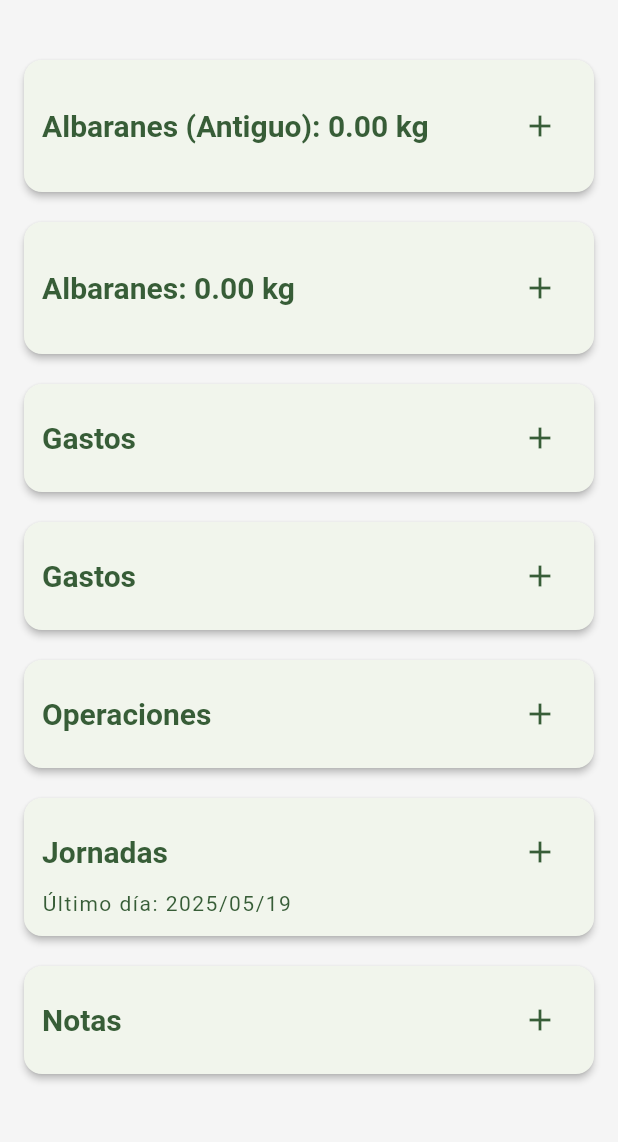
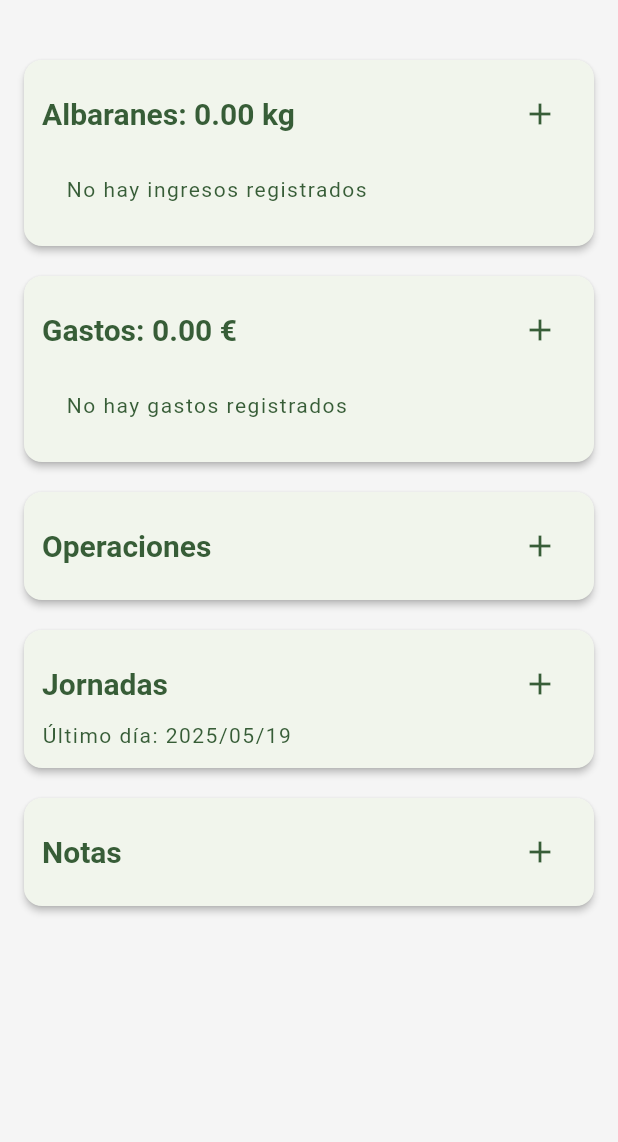
Before and after one commit to DBUES0/Agri_APP, a Flutter app: the DashboardPage screen opened directly with empty values, on a phone screen of 412 x 824 dp, the part 63-1205 px from its top. Run offline on Flutter 3.47's test engine with Material 3 defaults, Android fonts, the light colour scheme and no system bars; our stand-ins replace file_picker, google_fonts, image_picker, open_filex, shared_preferences, sqflite; accounts and stored records are empty; network calls fail.

Commit message:
Modulo Gastos implementado. Falta testear la subida de archivos que creo que no funciona OK.

```diff
--- a/lib/pages/page_carga.dart
+++ b/lib/pages/page_carga.dart
@@ -357,7 +357,7 @@ Future<void> _iniciarApp() async {
     // ALBARANES
     setState(() => _mensajeStatus = "Recuperando albaranes...");
     try {
-      albaranes = (await _apiService.fetchParticular('albaranes'))
+      albaranes = (await _apiService.fetchParticular('albaranesv2'))
           .map((json) => Albaran.fromJson(json)).toList();
       await DBService.instance.saveToCache('albaranes', albaranes.map((e) => e.toJson()).toList());
     } catch (e) {
--- a/lib/pages/page_dashboard.dart
+++ b/lib/pages/page_dashboard.dart
@@ -227,7 +227,7 @@ Future<void> _intentarSincroManual() async {
 
   /// Pide al servidor la lista actualizada de albaranes.
   Future<void> _refreshAlbaranes() async {
-          _albaranes = (await _apiService.fetchParticular('albaranes'))
+          _albaranes = (await _apiService.fetchParticular('albaranesv2'))
           .map((json) => Albaran.fromJson(json)).toList();
      mensajeEmergente(context, 'Albaranes Actualizados', segundos: 1);
 
@@ -415,6 +415,24 @@ Future<void> _intentarSincroManual() async {
 
 @override
   Widget build(BuildContext context) {
+    // 1. Aplanamos todo
+    final todosLosMovimientos = _aplanarMovimientos();
+
+    // 2. SEPARAMOS POR TIPO DE DOCUMENTO
+    final ingresos = todosLosMovimientos
+        .where((m) => m.albaranPadre.ktipoalbaran == "b42f149b-6744-11f0-ac9b-e2b6c6b4d8df")
+        .toList();
+
+    final gastos = todosLosMovimientos
+        .where((m) => m.albaranPadre.ktipoalbaran == "c4755f6d-6744-11f0-ac9b-e2b6c6b4d8df")
+        .toList();
+
+    // 3. CALCULAMOS TOTALES (Kilos para ingresos, Euros para gastos)
+    final totalKgIngresos = ingresos.fold<double>(0, (sum, item) => sum + item.kg);
+
+    // El gasto total es la suma de (cantidad * precio) de cada línea
+    final totalEurosGastos = gastos.fold<double>(0, (sum, item) => sum + (item.kg * (item.detalleOriginal.precio ?? 0.0)));
+
     return Scaffold(
     appBar: AppBar(
       centerTitle: false,
@@ -463,29 +481,67 @@ Widget build(BuildContext context) {
         return ListView(
           padding: const EdgeInsets.all(16),
           children: [
-            _buildAlbaranesSection(), // Tarjeta 1 (Original)
-            _buildAlbaranes2Section(), // Tarjeta 2 (Zona de pruebas dinámica)
+            // _buildAlbaranesSection(), // Tarjeta 1 (Original)
+            // _buildAlbaranes2Section(), // Tarjeta 2 (Zona de pruebas dinámica)
+            // _buildSection(
+            //   'Gastos',
+            //   onAdd: () async {
+            //     final result = await Navigator.push(
+            //       context,
+            //       MaterialPageRoute(
+            //         builder: (context) => PageAlbaran(
+            //           almacenes: widget.almacen,
+            //           tiposPrecio: widget.tipodeprecio,
+            //           productos: widget.producto,
+            //           fincas: widget.fincas,
+            //           albaranesTotales: _albaranes,
+            //           // CLAVE: Inyectamos el UUID de Gasto de tu BD para que mute el formulario automáticamente
+            //           ktipoalbaran: "c4755f6d-6744-11f0-ac9b-e2b6c6b4d8df",
+            //         ),
+            //       ),
+            //     );
+            //     if (result == true) { _refreshAlbaranes(); }
+            //   }
+            // ),
+            // _buildSection('Gastos', onAdd: () {}),
             _buildSection(
-              'Gastos',
+              'Albaranes: ${totalKgIngresos.toStringAsFixed(2)} kg',
               onAdd: () async {
                 final result = await Navigator.push(
                   context,
-                  MaterialPageRoute(
-                    builder: (context) => PageAlbaran(
-                      almacenes: widget.almacen,
-                      tiposPrecio: widget.tipodeprecio,
-                      productos: widget.producto,
-                      fincas: widget.fincas,
-                      albaranesTotales: _albaranes,
-                      // CLAVE: Inyectamos el UUID de Gasto de tu BD para que mute el formulario automáticamente
-                      ktipoalbaran: "c4755f6d-6744-11f0-ac9b-e2b6c6b4d8df",
-                    ),
-                  ),
+                  MaterialPageRoute(builder: (context) => PageAlbaran(
+                    almacenes: widget.almacen, tiposPrecio: widget.tipodeprecio,
+                    productos: widget.producto, fincas: widget.fincas, albaranesTotales: _albaranes,
+                    ktipoalbaran: "b42f149b-6744-11f0-ac9b-e2b6c6b4d8df", // INGRESO
+                  )),
                 );
                 if (result == true) { _refreshAlbaranes(); }
-              }
+              },
+              child: ingresos.isEmpty
+                  ? const Padding(padding: EdgeInsets.all(16), child: Text('No hay ingresos registrados'))
+                  // Inyectamos el árbol dinámico de ingresos
+                  : _construirNivelDinamicamente(ingresos, widget.usuario.prefAgrupacion.split(','), 0),
             ),
-            _buildSection('Gastos', onAdd: () {}),
+
+            // --- SECCIÓN: GASTOS (EGRESOS) ---
+            _buildSection(
+              'Gastos: ${totalEurosGastos.toStringAsFixed(2)} €',
+              onAdd: () async {
+                final result = await Navigator.push(
+                  context,
+                  MaterialPageRoute(builder: (context) => PageAlbaran(
+                    almacenes: widget.almacen, tiposPrecio: widget.tipodeprecio,
+                    productos: widget.producto, fincas: widget.fincas, albaranesTotales: _albaranes,
+                    ktipoalbaran: "c4755f6d-6744-11f0-ac9b-e2b6c6b4d8df", // GASTO
+                  )),
+                );
+                if (result == true) { _refreshAlbaranes(); }
+              },
+              child: gastos.isEmpty
+                  ? const Padding(padding: EdgeInsets.all(16), child: Text('No hay gastos registrados'))
+                  // Inyectamos el árbol dinámico de GASTOS (usando su propia preferencia)
+                  : _construirNivelDinamicamente(gastos, widget.usuario.prefAgrupacionGastos.split(','), 0),
+            ),
             _buildSection('Operaciones', onAdd: () {}),
             _buildSection('Jornadas', onAdd: () {}, extra: const Text("Último día: 2025/05/19")),
             _buildSection('Notas', onAdd: () {}),
@@ -675,7 +731,7 @@ Widget build(BuildContext context) {
   }
 
   /// [buildSection] Crea una tarjeta estándar para Gastos, Operaciones, etc.
-  Widget _buildSection(String title, {required VoidCallback onAdd, Widget? extra}) {
+Widget _buildSection(String title, {required VoidCallback onAdd, Widget? extra, Widget? child}) {
     return Card(
       elevation: 2,
       margin: const EdgeInsets.symmetric(vertical: 10),
@@ -687,11 +743,12 @@ Widget build(BuildContext context) {
             Row(
               mainAxisAlignment: MainAxisAlignment.spaceBetween,
               children: [
-                Text(title, style:  Theme.of(context).textTheme.titleLarge),//const TextStyle(fontSize: 18, fontWeight: FontWeight.bold)),
-                IconButton(icon: const Icon(Icons.add),  color: AgriPalette.greenMain, onPressed: onAdd),
+                Text(title, style: Theme.of(context).textTheme.titleLarge),
+                IconButton(icon: const Icon(Icons.add), color: AgriPalette.greenMain, onPressed: onAdd),
               ],
             ),
-            if (extra != null) extra, // Si pasamos un widget extra (como la fecha de jornadas), se muestra aquí.
+            if (extra != null) extra, // Si pasamos un widget extra (como la fecha de jornadas).
+            if (child != null) child, // AQUÍ SE DIBUJARÁ EL ÁRBOL DINÁMICO.
           ],
         ),
       ),
@@ -1064,7 +1121,11 @@ Widget _buildAlbaranes2Section() {
             dense: true,
             leading: const Icon(Icons.arrow_right, color: AgriPalette.greyMain),
             title: Text(
-              'Línea ${m.detalleOriginal.linea}: ${m.nombreProducto} -> ${m.kg.toStringAsFixed(1)} kg',
+              // Mostramos el precio total de la línea si existe
+              'Línea ${m.detalleOriginal.linea}: ${m.nombreProducto} -> ' +
+              (m.albaranPadre.ktipoalbaran == "c4755f6d-6744-11f0-ac9b-e2b6c6b4d8df"
+                ? '${(m.kg * (m.detalleOriginal.precio ?? 0.0)).toStringAsFixed(2)} €'
+                : '${m.kg.toStringAsFixed(1)} kg'),
               style: Theme.of(context).textTheme.bodyMedium,
             ),
             subtitle: Text(
@@ -1130,25 +1191,50 @@ Widget _buildAlbaranes2Section() {
     return Column(
       children: agrupados.entries.map((entry) {
         final subLista = entry.value;
+
+        // 1. DETECTAMOS SI EL NODO ES DE GASTOS O INGRESOS
+        final bool esGasto = subLista.isNotEmpty && subLista.first.albaranPadre.ktipoalbaran == "c4755f6d-6744-11f0-ac9b-e2b6c6b4d8df";
+
+        // 2. CALCULAMOS AMBOS TOTALES
         final subTotalKg = subLista.fold<double>(0, (sum, m) => sum + m.kg);
+        final subTotalEuros = subLista.fold<double>(0, (sum, m) => sum + (m.kg * (m.detalleOriginal.precio ?? 0.0)));
 
-        String tituloFinal = '${etiquetasLegibles[entry.key]} ${subTotalKg.toStringAsFixed(0)} kg';
+        String tituloFinal = '';
 
-        // --- CORRECCIÓN QUIRÚRGICA DEL RENDIMIENTO M² ---
-        // Si el criterio que estamos pintando en este nivel es 'finca', calculamos el rendimiento real de TODO el nodo
+        // 3. LÓGICA CONDICIONAL DE PRESENTACIÓN
+        if (esGasto) {
+          // Presentación para Gastos: Solo Dinero (€)
+          tituloFinal = '${etiquetasLegibles[entry.key]}: ${subTotalEuros.toStringAsFixed(2)} €';
+
+          // Cálculo de coste por metro cuadrado (solo si la agrupación actual es por Finca)
           if (criterioActual == 'finca') {
             final fincaObj = widget.fincas.firstWhere(
               (f) => f.kfinca == entry.key,
               orElse: () => finca(kfinca: '', kfincapadre: '', nombreStr: '', descripcionStr: '', kagricultor: '', ubicacionStr: '', aream2Flt: 1, campo1Str: '', campo2Str: '', fecha: DateTime.now(), fechaultimouso: DateTime.now()),
             );
 
-          // Conseguimos los metros de la finca actualizando las salvaguardas
             final double areaFinca = fincaObj.aream2Flt > 0 ? fincaObj.aream2Flt : 1;
+            final double costePorM2 = subTotalEuros / areaFinca;
 
-          // CÁLCULO REAL: La suma de todos los kilos acumulados en este nodo / el área real de la finca
+            // Usamos 3 decimales (0.000 €/m²) porque los costes por metro pueden ser céntimos
+            tituloFinal = '${etiquetasLegibles[entry.key]}: ${subTotalEuros.toStringAsFixed(2)} € (${costePorM2.toStringAsFixed(3)} €/m²)';
+          }
+        } else {
+          // Presentación para Ingresos: Kilos puros
+          tituloFinal = '${etiquetasLegibles[entry.key]}: ${subTotalKg.toStringAsFixed(0)} kg';
+
+          // Cálculo de rendimiento (solo si es Finca y es Ingreso)
+          if (criterioActual == 'finca') {
+            final fincaObj = widget.fincas.firstWhere(
+              (f) => f.kfinca == entry.key,
+              orElse: () => finca(kfinca: '', kfincapadre: '', nombreStr: '', descripcionStr: '', kagricultor: '', ubicacionStr: '', aream2Flt: 1, campo1Str: '', campo2Str: '', fecha: DateTime.now(), fechaultimouso: DateTime.now()),
+            );
+
+            final double areaFinca = fincaObj.aream2Flt > 0 ? fincaObj.aream2Flt : 1;
             final double rendimientoReal = subTotalKg / areaFinca;
 
-          tituloFinal = '${etiquetasLegibles[entry.key]} ${subTotalKg.toStringAsFixed(0)} kg (${rendimientoReal.toStringAsFixed(1)} kg/m²)';
+            tituloFinal = '${etiquetasLegibles[entry.key]}: ${subTotalKg.toStringAsFixed(0)} kg (${rendimientoReal.toStringAsFixed(1)} kg/m²)';
+          }
         }
 
         final String llaveUnica = "nivel_${indexCriterio}_${entry.key}_$criterioActual";
```
Lines whose indentation alone changed are shown as unchanged.
